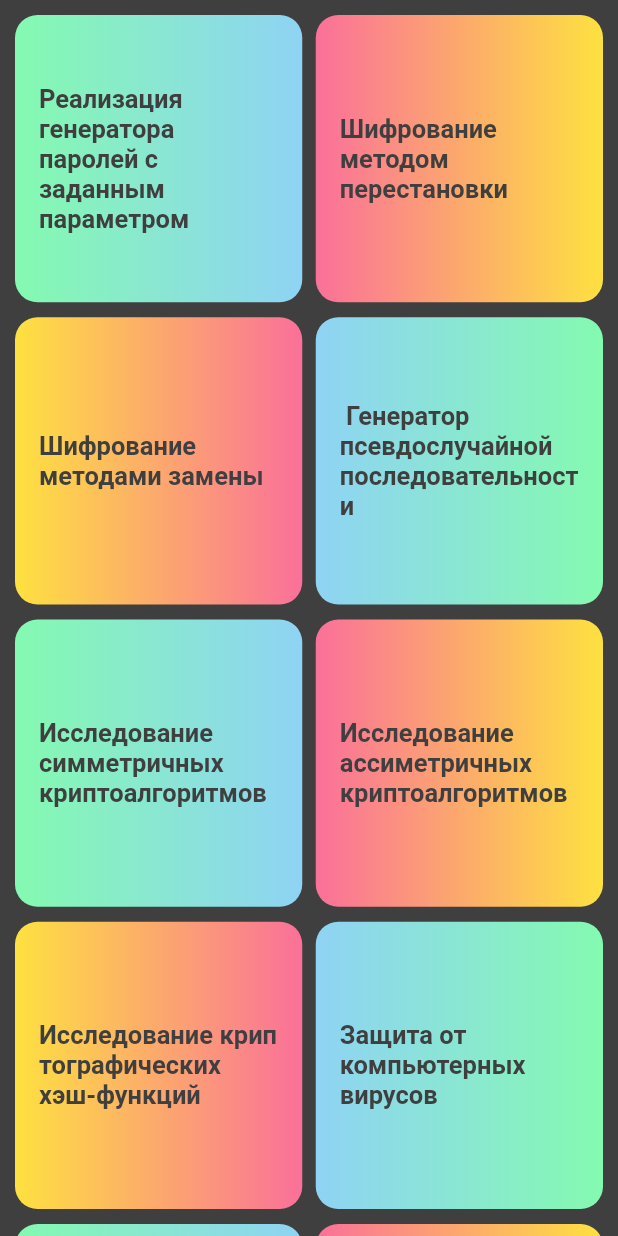
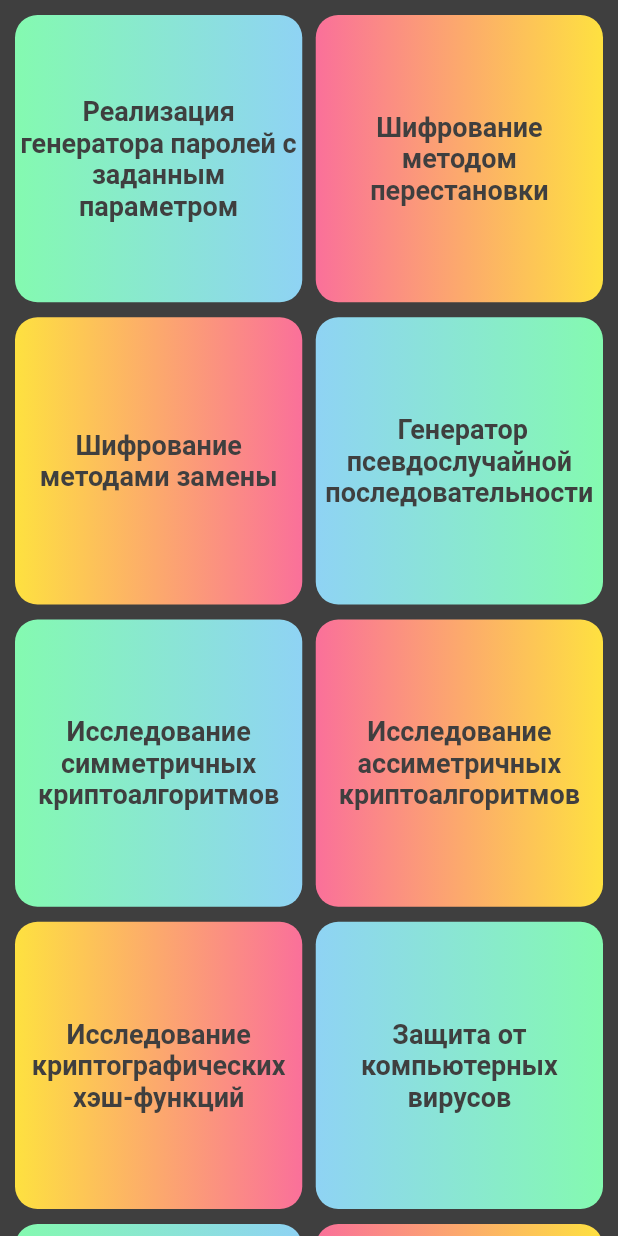
Before and after one commit to SomeWeirdDuck/qcid, a Flutter app: the PracticePage screen opened by its route, on a phone screen of 412 x 824 dp. Run offline on Flutter 3.47's test engine with Material 2 defaults, Android fonts, the phone set to English and light mode, and no system bars; our stand-ins replace backdrop, cloud_firestore, firebase_core; accounts and stored records are empty.

Commit message:
add: new buttons

```diff
--- a/lib/practice.dart
+++ b/lib/practice.dart
@@ -5,7 +5,7 @@ class ButtonGradient extends StatelessWidget {
   final int clr2;
   final String txt;
   final FontWeight weight;
-  final double s = 17.0;
+  final double s = 18.0;
   final Color col = const Color(0xff3f3f3f);
   final Function() func;
 
@@ -20,18 +20,20 @@ class ButtonGradient extends StatelessWidget {
 
   @override
   Widget build(BuildContext context) {
-    return DecoratedBox(
+    return Ink(
       decoration: BoxDecoration(
         borderRadius: BorderRadius.circular(15),
         gradient: LinearGradient(colors: [Color(clr1), Color(clr2)]),
       ),
-      child: ElevatedButton(
-        style: ElevatedButton.styleFrom(
-            primary: Colors.transparent, elevation: 0.0),
-        onPressed: func,
+      child: InkWell(
+        onTap: func,
+        borderRadius: BorderRadius.circular(15),
+        // colors esli nada
+        child: Container(
+          alignment: Alignment.center,
           child: Text(
             txt,
-          textAlign: TextAlign.left,
+            textAlign: TextAlign.center,
             style: TextStyle(
               color: col,
               fontSize: s,
@@ -39,6 +41,13 @@ class ButtonGradient extends StatelessWidget {
             ),
           ),
         ),
+      ),
+      // child: ElevatedButton(
+      //   style: ElevatedButton.styleFrom(
+      //       primary: Colors.transparent, elevation: 0.0),
+      //   onPressed: func,
+
+      // ),
     );
   }
 }
@@ -58,7 +67,7 @@ class PracticePage extends StatelessWidget {
         children: <Widget>[
           ButtonGradient(
             txt: "Реализация генератора паролей с заданным параметром",
-            func: () => Navigator.pushNamed(context, '/labs/lab1'),
+            func: () => Navigator.pushNamed(context, '/labs/true_lab1'),
             clr1: 0xff84FAB0,
             clr2: 0xff8FD3F4,
             weight: FontWeight.w700,
```
Also changed, not shown: lib/labs/true_lab1.dart (+18 -3 lines). Lines whose indentation alone changed are shown as unchanged.
